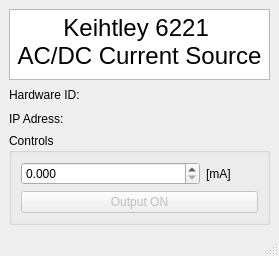
Before: the Qt Designer form CryostatGUI/Keithley/K6621_main.ui in Cryostat-GUI/Cryostat-GUI, drawn with Qt 5.
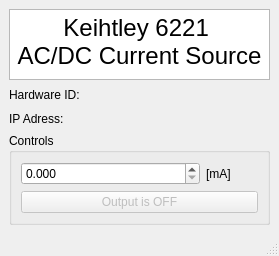
After: the same form once the commit is applied.

Commit message: update Keithley 6221 GUI window

```diff
--- a/CryostatGUI/Keithley/K6621_main.ui
+++ b/CryostatGUI/Keithley/K6621_main.ui
@@ -138,7 +138,7 @@
           <bool>false</bool>
          </property>
          <property name="text">
-          <string>Output ON</string>
+          <string>Output is OFF</string>
          </property>
         </widget>
        </item>
```
Left out of the diff: 4 changed lines with no effect on the pictures.
